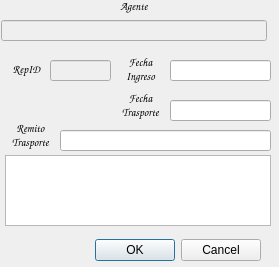
Qt form ingresoreparaciones.ui (Matias2178/Sistema_Postventa) before a commit.
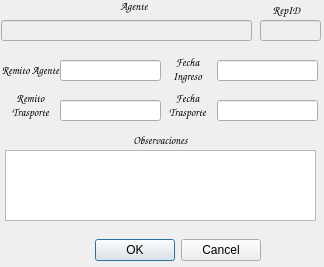
The same form after that commit.

Commit message: Se agrego la carga del numero de remito del agente Funcion para generar la impresion en pdf del reporte interno.

```diff
--- a/ingresoreparaciones.ui
+++ b/ingresoreparaciones.ui
@@ -6,7 +6,7 @@
    <rect>
     <x>0</x>
     <y>0</y>
-    <width>279</width>
+    <width>324</width>
     <height>267</height>
    </rect>
   </property>
@@ -33,7 +33,7 @@
    <property name="geometry">
     <rect>
      <x>0</x>
-     <y>120</y>
+     <y>90</y>
      <width>61</width>
      <height>31</height>
     </rect>
@@ -83,8 +83,8 @@
   <widget class="QLabel" name="lID_34">
    <property name="geometry">
     <rect>
-     <x>10</x>
-     <y>59</y>
+     <x>270</x>
+     <y>0</y>
      <width>33</width>
      <height>21</height>
     </rect>
@@ -107,7 +107,7 @@
   <widget class="QLabel" name="lID_36">
    <property name="geometry">
     <rect>
-     <x>110</x>
+     <x>157</x>
      <y>90</y>
      <width>61</width>
      <height>31</height>
@@ -134,7 +134,7 @@
   <widget class="QLabel" name="lID_33">
    <property name="geometry">
     <rect>
-     <x>120</x>
+     <x>167</x>
      <y>54</y>
      <width>41</width>
      <height>31</height>
@@ -162,8 +162,8 @@
    <property name="geometry">
     <rect>
      <x>5</x>
-     <y>155</y>
-     <width>266</width>
+     <y>150</y>
+     <width>311</width>
      <height>71</height>
     </rect>
    </property>
@@ -181,8 +181,8 @@
    </property>
    <property name="geometry">
     <rect>
-     <x>50</x>
-     <y>60</y>
+     <x>260</x>
+     <y>20</y>
      <width>61</width>
      <height>21</height>
     </rect>
@@ -225,7 +225,7 @@
     <rect>
      <x>1</x>
      <y>20</y>
-     <width>266</width>
+     <width>251</width>
      <height>21</height>
     </rect>
    </property>
@@ -262,7 +262,7 @@
   <widget class="QLineEdit" name="FIngreso">
    <property name="geometry">
     <rect>
-     <x>170</x>
+     <x>217</x>
      <y>60</y>
      <width>101</width>
      <height>21</height>
@@ -299,8 +299,8 @@
    <property name="geometry">
     <rect>
      <x>60</x>
-     <y>130</y>
-     <width>211</width>
+     <y>100</y>
+     <width>101</width>
      <height>21</height>
     </rect>
    </property>
@@ -334,7 +334,7 @@
   <widget class="QLineEdit" name="fTrasnp">
    <property name="geometry">
     <rect>
-     <x>170</x>
+     <x>217</x>
      <y>100</y>
      <width>101</width>
      <height>21</height>
@@ -367,6 +367,96 @@
     <set>Qt::AlignCenter</set>
    </property>
   </widget>
+  <widget class="QLabel" name="lID_38">
+   <property name="geometry">
+    <rect>
+     <x>0</x>
+     <y>50</y>
+     <width>61</width>
+     <height>41</height>
+    </rect>
+   </property>
+   <property name="font">
+    <font>
+     <family>Comic Sans MS</family>
+     <pointsize>8</pointsize>
+     <weight>75</weight>
+     <bold>true</bold>
+    </font>
+   </property>
+   <property name="text">
+    <string>Remito Agente</string>
+   </property>
+   <property name="alignment">
+    <set>Qt::AlignCenter</set>
+   </property>
+   <property name="wordWrap">
+    <bool>true</bool>
+   </property>
+  </widget>
+  <widget class="QLineEdit" name="rAgente">
+   <property name="geometry">
+    <rect>
+     <x>60</x>
+     <y>60</y>
+     <width>101</width>
+     <height>21</height>
+    </rect>
+   </property>
+   <property name="font">
+    <font>
+     <family>Times New Roman</family>
+     <pointsize>9</pointsize>
+     <weight>75</weight>
+     <bold>true</bold>
+    </font>
+   </property>
+   <property name="contextMenuPolicy">
+    <enum>Qt::DefaultContextMenu</enum>
+   </property>
+   <property name="layoutDirection">
+    <enum>Qt::LeftToRight</enum>
+   </property>
+   <property name="inputMethodHints">
+    <set>Qt::ImhDate|Qt::ImhSensitiveData</set>
+   </property>
+   <property name="text">
+    <string/>
+   </property>
+   <property name="maxLength">
+    <number>10</number>
+   </property>
+   <property name="alignment">
+    <set>Qt::AlignCenter</set>
+   </property>
+  </widget>
+  <widget class="QLabel" name="lID_39">
+   <property name="geometry">
+    <rect>
+     <x>10</x>
+     <y>130</y>
+     <width>301</width>
+     <height>21</height>
+    </rect>
+   </property>
+   <property name="font">
+    <font>
+     <family>Comic Sans MS</family>
+     <pointsize>8</pointsize>
+     <weight>75</weight>
+     <bold>true</bold>
+    </font>
+   </property>
+   <property name="text">
+    <string>Observaciones</string>
+   </property>
+   <property name="alignment">
+    <set>Qt::AlignCenter</set>
+   </property>
+   <property name="wordWrap">
+    <bool>true</bool>
+   </property>
+  </widget>
  </widget>
  <tabstops>
   <tabstop>FIngreso</tabstop>
```
The commit also changes 10 other files.
